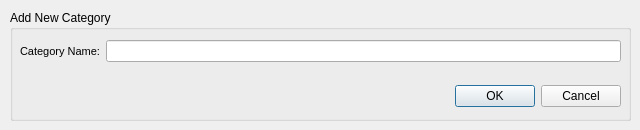
First picture: the form in add_cat.ui, repository ksk102/Pers, before the edit.
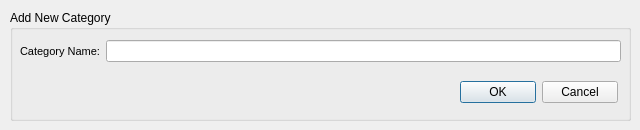
Second picture: the form after the edit.

```diff
--- a/add_cat.ui
+++ b/add_cat.ui
@@ -25,23 +25,7 @@
    <property name="title">
     <string>Add New Category</string>
    </property>
-   <widget class="QDialogButtonBox" name="buttonBox">
-    <property name="geometry">
-     <rect>
-      <x>20</x>
-      <y>70</y>
-      <width>591</width>
-      <height>32</height>
-     </rect>
-    </property>
-    <property name="orientation">
-     <enum>Qt::Horizontal</enum>
-    </property>
-    <property name="standardButtons">
-     <set>QDialogButtonBox::Cancel|QDialogButtonBox::Ok</set>
-    </property>
-   </widget>
-   <widget class="QWidget" name="">
+   <widget class="QWidget" name="layoutWidget">
     <property name="geometry">
      <rect>
       <x>10</x>
@@ -64,7 +48,33 @@
       </widget>
      </item>
      <item row="0" column="1">
-      <widget class="QLineEdit" name="lineEdit"/>
+      <widget class="QLineEdit" name="txt_catName"/>
+     </item>
+    </layout>
+   </widget>
+   <widget class="QWidget" name="">
+    <property name="geometry">
+     <rect>
+      <x>450</x>
+      <y>70</y>
+      <width>158</width>
+      <height>25</height>
+     </rect>
+    </property>
+    <layout class="QHBoxLayout" name="horizontalLayout">
+     <item>
+      <widget class="QPushButton" name="btn_confirm">
+       <property name="text">
+        <string>OK</string>
+       </property>
+      </widget>
+     </item>
+     <item>
+      <widget class="QPushButton" name="btn_cancel">
+       <property name="text">
+        <string>Cancel</string>
+       </property>
+      </widget>
      </item>
     </layout>
    </widget>
```
Left out of the diff: 39 changed lines with no effect on the pictures.
